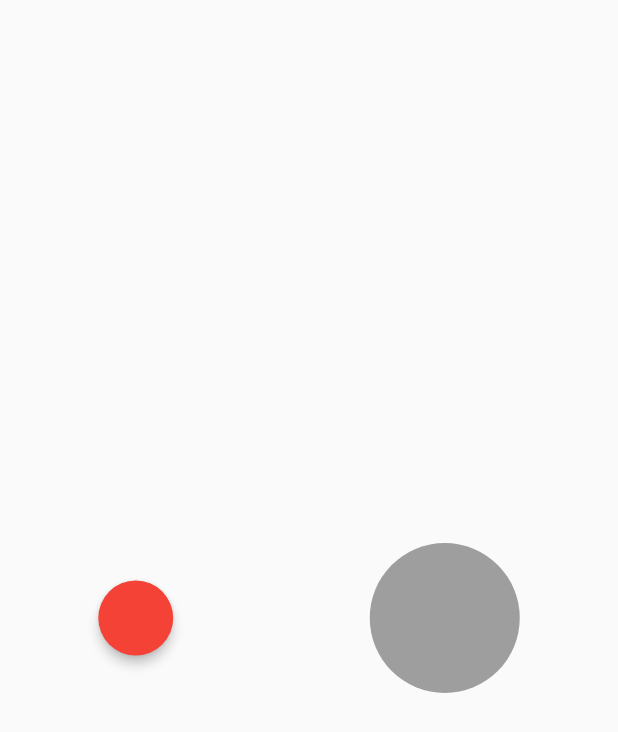
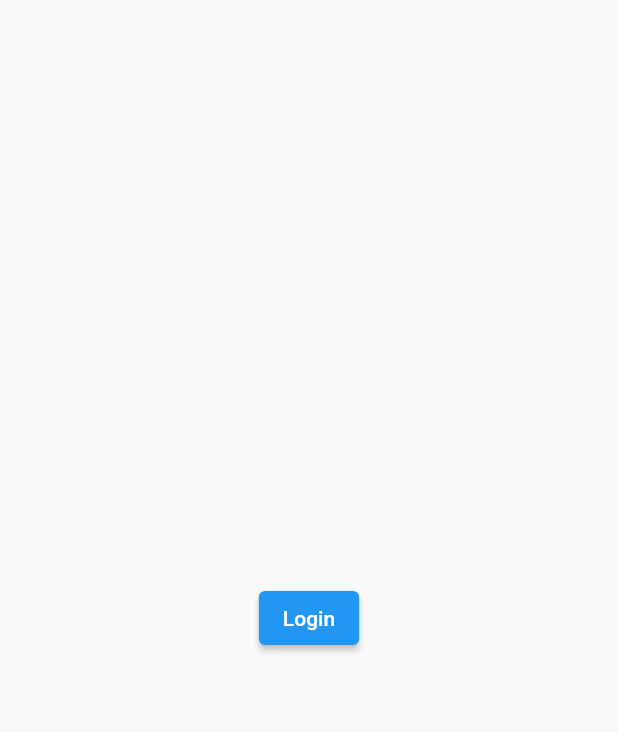
Before and after one commit to subhanassiddik/MyFlutterWidgetsLearn, a Flutter app: the screen it shows after launch, on a phone screen of 412 x 824 dp. Shown: the top 732 px of the screen. Run offline on Flutter 3.47's test engine with Material 2 defaults, Android fonts, the phone set to English and light mode, and no system bars.

Commit message:
navigation push and pop

```diff
--- /dev/null
+++ b/lib/1_must_know/3_others/1_navigation/1_multi_page/login_page.dart
@@ -0,0 +1,21 @@
+import 'package:flutter/material.dart';
+import 'package:flutter_widget_learn/1_must_know/3_others/1_navigation/1_multi_page/main_page.dart';
+
+class LoginPage extends StatelessWidget {
+  @override
+  Widget build(BuildContext context) {
+    return Scaffold(
+      body: Center(
+        child: ElevatedButton(
+          child: Text('Login'),
+          onPressed: () {
+            Navigator.pushReplacement(context,
+                MaterialPageRoute(builder: (context) {
+              return MainPage();
+            }));
+          },
+        ),
+      ),
+    );
+  }
+}
--- a/lib/main.dart
+++ b/lib/main.dart
@@ -1,5 +1,6 @@
 import 'package:flutter/material.dart';
-import 'package:flutter_widget_learn/1_must_know/2_layout/12_draggable_and_dragtarget.dart';
+import 'package:flutter_widget_learn/1_must_know/3_others/1_navigation/1_multi_page/login_page.dart';
+// import 'package:flutter_widget_learn/1_must_know/2_layout/12_draggable_and_dragtarget.dart';
 // import 'package:flutter_widget_learn/1_must_know/2_layout/11_spacer_widget.dart';
 // import 'package:flutter_widget_learn/1_must_know/2_layout/10_image_widget.dart';
 // import 'package:flutter_widget_learn/1_must_know/2_layout/9_stack_and_align_widget.dart';
@@ -42,7 +43,8 @@ class MyApp extends StatelessWidget {
           // WidgetStackAlign(),
           // WidgetImage(),
           // WidgetSpacer(),
-          DragAbleWidget(),
+          // DragAbleWidget(),
+          LoginPage()
     );
   }
 }
```
Also changed, not shown: lib/1_must_know/3_others/1_navigation/1_multi_page/main_page.dart (added, +30 -0 lines), lib/1_must_know/3_others/1_navigation/1_multi_page/second_page.dart (added, +23 -0 lines).
